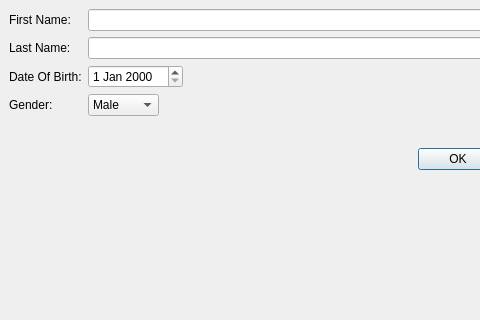
Old version of the form qt/forms/form1.ui in the repository Wolframe/qtClient; both pictures show x 0 to 480 and y 0 to 320 of the 593 by 418 pixel window.
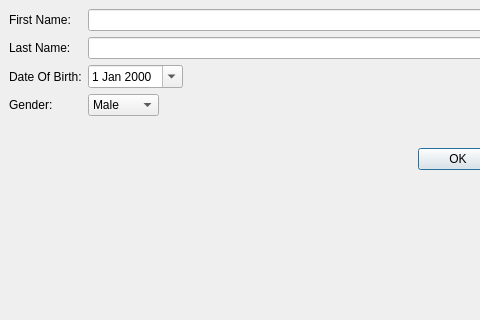
New version of the form.

What changed in the file:
```diff
--- a/qt/forms/form1.ui
+++ b/qt/forms/form1.ui
@@ -71,11 +71,14 @@
       <widget class="QDateEdit" name="dateEdit">
        <property name="date">
         <date>
-         <year></year>
-         <month></month>
-         <day></day>
+         <year>2000</year>
+         <month>1</month>
+         <day>1</day>
         </date>
        </property>
+       <property name="calendarPopup">
+        <bool>true</bool>
+       </property>
       </widget>
      </item>
      <item row="3" column="0">
```
Left out of the diff: 4 changed lines with no effect on the pictures.
